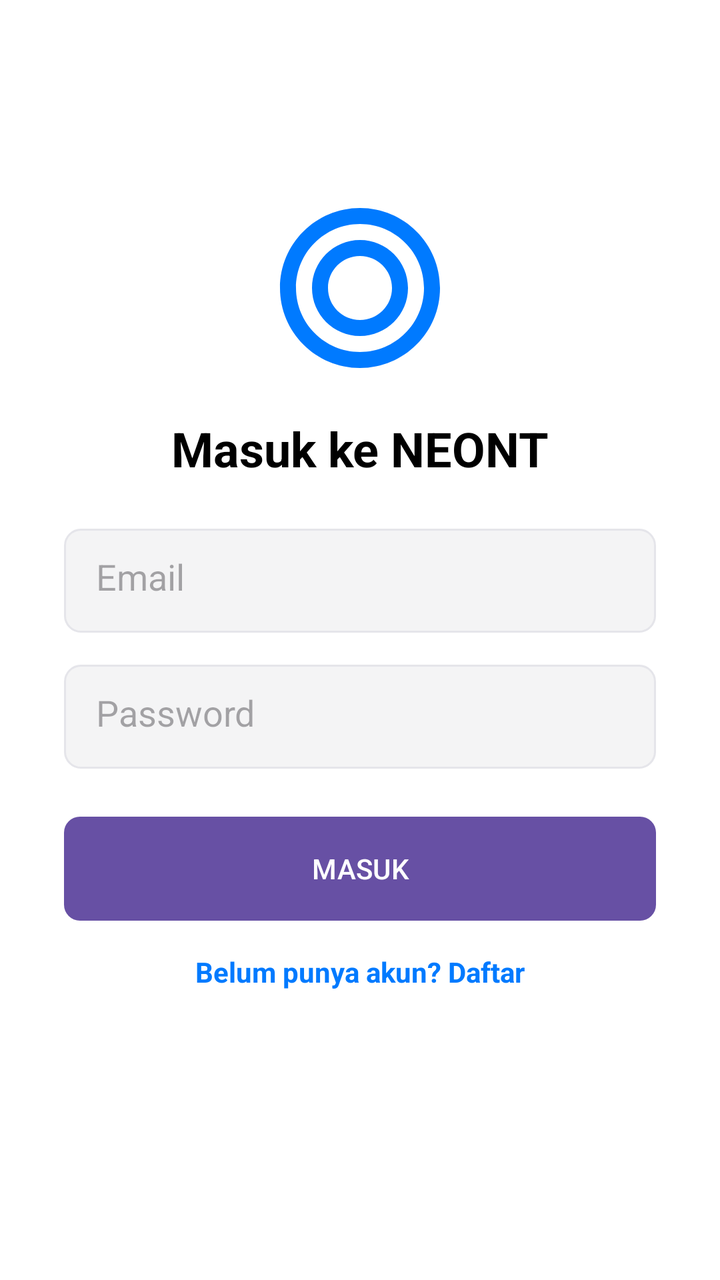
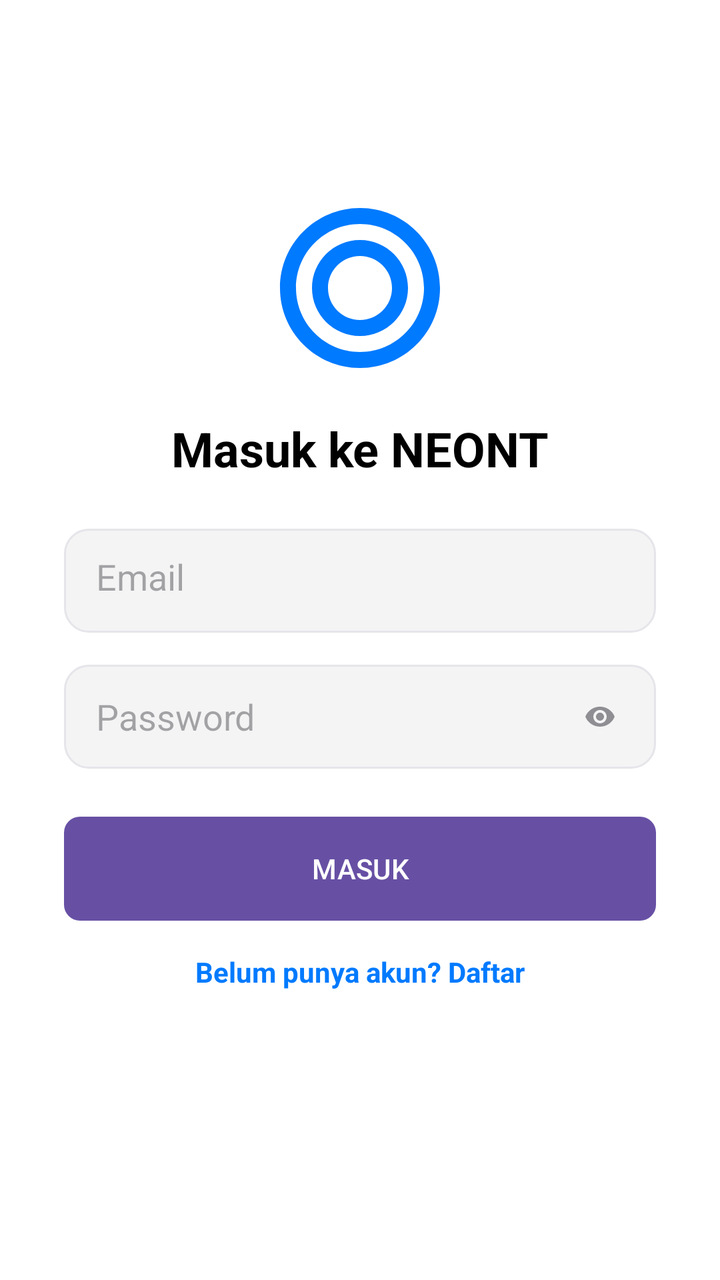

An Android layout rendered at two revisions. The XML below is the earlier revision; the diff shows what the commit changed to produce the second picture.
<!-- AndroidManifest.xml: application theme Theme.Material3.Light.NoActionBar -->
<!-- res/layout/activity_main.xml -->
<?xml version="1.0" encoding="utf-8"?>
<androidx.constraintlayout.widget.ConstraintLayout xmlns:android="http://schemas.android.com/apk/res/android"
    xmlns:app="http://schemas.android.com/apk/res-auto"
    android:layout_width="match_parent" android:layout_height="match_parent"
    android:background="@color/tg_bg" android:padding="32dp">

    <ImageView android:id="@+id/ivLogo" android:layout_width="96dp" android:layout_height="96dp"
        android:src="@drawable/ic_neont_logo" android:layout_marginTop="64dp"
        app:layout_constraintTop_toTopOf="parent" app:layout_constraintStart_toStartOf="parent" app:layout_constraintEnd_toEndOf="parent" />

    <TextView android:id="@+id/tvTitle" android:layout_width="wrap_content" android:layout_height="wrap_content"
        android:text="Masuk ke NEONT" android:textSize="24sp" android:textStyle="bold" android:textColor="@color/tg_text"
        android:layout_marginTop="16dp" app:layout_constraintTop_toBottomOf="@id/ivLogo"
        app:layout_constraintStart_toStartOf="parent" app:layout_constraintEnd_toEndOf="parent" />

    <EditText android:id="@+id/etEmail" android:layout_width="match_parent" android:layout_height="52dp"
        android:hint="Email" android:inputType="textEmailAddress" android:background="@drawable/bg_input_telegram"
        android:padding="16dp" android:layout_marginTop="24dp" app:layout_constraintTop_toBottomOf="@id/tvTitle" />

    <EditText android:id="@+id/etPassword" android:layout_width="match_parent" android:layout_height="52dp"
        android:hint="Password" android:inputType="textPassword" android:background="@drawable/bg_input_telegram"
        android:padding="16dp" android:layout_marginTop="16dp" app:layout_constraintTop_toBottomOf="@id/etEmail" />

    <Button android:id="@+id/btnLogin" android:layout_width="match_parent" android:layout_height="52dp"
        android:text="MASUK" android:background="@drawable/bg_button_telegram" android:textColor="#FFFFFF"
        android:layout_marginTop="24dp" app:layout_constraintTop_toBottomOf="@id/etPassword" />

    <TextView android:id="@+id/tvGoToRegister" android:layout_width="wrap_content" android:layout_height="wrap_content"
        android:text="Belum punya akun? Daftar" android:textColor="@color/tg_blue" android:textStyle="bold"
        android:layout_marginTop="16dp" app:layout_constraintTop_toBottomOf="@id/btnLogin"
        app:layout_constraintStart_toStartOf="parent" app:layout_constraintEnd_toEndOf="parent" />
</androidx.constraintlayout.widget.ConstraintLayout>
<!-- resources referenced by this layout -->
<resources>
  <color name="tg_bg">#FFFFFF</color>
  <color name="tg_blue">#007AFF</color>
  <color name="tg_text">#000000</color>
  <!-- drawable bg_button_telegram (drawable) -->
  <?xml version="1.0" encoding="utf-8"?>
  <shape xmlns:android="http://schemas.android.com/apk/res/android">
      <solid android:color="@color/tg_blue" />
      <corners android:radius="8dp" />
  </shape>
  <!-- drawable bg_input_telegram (drawable) -->
  <?xml version="1.0" encoding="utf-8"?>
  <shape xmlns:android="http://schemas.android.com/apk/res/android">
      <solid android:color="@color/tg_bg_gray" />
      <stroke android:width="1dp" android:color="#E5E5EA" />
      <corners android:radius="8dp" />
  </shape>
  <!-- drawable ic_neont_logo (drawable) -->
  <vector xmlns:android="http://schemas.android.com/apk/res/android" android:width="96dp" android:height="96dp" android:viewportWidth="24" android:viewportHeight="24">
      <path android:fillColor="#007AFF" android:pathData="M12,2C6.48,2 2,6.48 2,12s4.48,10 10,10 10,-4.48 10,-10S17.52,2 12,2zM12,20c-4.41,0 -8,-3.59 -8,-8s3.59,-8 8,-8 8,3.59 8,8 -3.59,8 -8,8zM12,6c-3.31,0 -6,2.69 -6,6s2.69,6 6,6 6,-2.69 6,-6 -2.69,-6 -6,-6zM12,16c-2.21,0 -4,-1.79 -4,-4s1.79,-4 4,-4 4,1.79 4,4 -1.79,4 -4,4z"/>
  </vector>
  <color name="tg_bg_gray">#F4F4F5</color>
</resources>

<!-- the commit's change to res/layout/activity_main.xml (unified diff, before → after) -->
@@ -15,15 +15,32 @@
 
     <EditText android:id="@+id/etEmail" android:layout_width="match_parent" android:layout_height="52dp"
         android:hint="Email" android:inputType="textEmailAddress" android:background="@drawable/bg_input_telegram"
-        android:padding="16dp" android:layout_marginTop="24dp" app:layout_constraintTop_toBottomOf="@id/tvTitle" />
+        android:padding="16dp" android:layout_marginTop="24dp" app:layout_constraintTop_toBottomOf="@id/tvTitle"
+        android:importantForAutofill="no" android:autofillHints="" />
 
-    <EditText android:id="@+id/etPassword" android:layout_width="match_parent" android:layout_height="52dp"
-        android:hint="Password" android:inputType="textPassword" android:background="@drawable/bg_input_telegram"
-        android:padding="16dp" android:layout_marginTop="16dp" app:layout_constraintTop_toBottomOf="@id/etEmail" />
+    <LinearLayout android:id="@+id/layoutPassword" android:layout_width="match_parent" android:layout_height="52dp"
+        android:orientation="horizontal" android:background="@drawable/bg_input_telegram"
+        android:paddingStart="16dp" android:paddingEnd="16dp" android:layout_marginTop="16dp"
+        app:layout_constraintTop_toBottomOf="@id/etEmail">
+
+        <EditText android:id="@+id/etPassword" android:layout_width="0dp" android:layout_height="match_parent"
+            android:layout_weight="1" android:hint="Password" android:inputType="textPassword"
+            android:background="@android:color/transparent" android:padding="0dp"
+            android:importantForAutofill="no" android:autofillHints="" />
+
+        <ImageView android:id="@+id/ivTogglePass" android:layout_width="24dp" android:layout_height="24dp"
+            android:src="@drawable/ic_eye_open" app:tint="@color/tg_text_gray"
+            android:layout_gravity="center_vertical" android:padding="4dp"/>
+    </LinearLayout>
+
+    <ProgressBar android:id="@+id/spinner" android:layout_width="52dp" android:layout_height="52dp"
+        android:visibility="gone" app:layout_constraintTop_toBottomOf="@id/layoutPassword"
+        app:layout_constraintStart_toStartOf="parent" app:layout_constraintEnd_toEndOf="parent"
+        android:layout_marginTop="24dp"/>
 
     <Button android:id="@+id/btnLogin" android:layout_width="match_parent" android:layout_height="52dp"
         android:text="MASUK" android:background="@drawable/bg_button_telegram" android:textColor="#FFFFFF"
-        android:layout_marginTop="24dp" app:layout_constraintTop_toBottomOf="@id/etPassword" />
+        android:layout_marginTop="24dp" app:layout_constraintTop_toBottomOf="@id/layoutPassword" />
 
     <TextView android:id="@+id/tvGoToRegister" android:layout_width="wrap_content" android:layout_height="wrap_content"
         android:text="Belum punya akun? Daftar" android:textColor="@color/tg_blue" android:textStyle="bold"
<!-- resource entries referenced after the edit -->
@@ -3,6 +3,7 @@
   <color name="tg_bg">#FFFFFF</color>
   <color name="tg_blue">#007AFF</color>
   <color name="tg_text">#000000</color>
+  <color name="tg_text_gray">#8E8E93</color>
   <!-- drawable bg_button_telegram (drawable) -->
   <?xml version="1.0" encoding="utf-8"?>
   <shape xmlns:android="http://schemas.android.com/apk/res/android">
@@ -13,9 +14,13 @@
   <?xml version="1.0" encoding="utf-8"?>
   <shape xmlns:android="http://schemas.android.com/apk/res/android">
       <solid android:color="@color/tg_bg_gray" />
+      <corners android:radius="12dp" />
       <stroke android:width="1dp" android:color="#E5E5EA" />
-      <corners android:radius="8dp" />
   </shape>
+  <!-- drawable ic_eye_open (drawable) -->
+  <vector xmlns:android="http://schemas.android.com/apk/res/android" android:width="24dp" android:height="24dp" android:viewportWidth="24" android:viewportHeight="24">
+      <path android:fillColor="#000000" android:pathData="M12,4.5C7,4.5 2.73,7.61 1,12c1.73,4.39 6,7.5 11,7.5s9.27,-3.11 11,-7.5c-1.73,-4.39 -6,-7.5 -11,-7.5zM12,17c-2.76,0 -5,-2.24 -5,-5s2.24,-5 5,-5 5,2.24 5,5 -2.24,5 -5,5zM12,9c-1.66,0 -3,1.34 -3,3s1.34,3 3,3 3,-1.34 3,-3 -1.34,-3 -3,-3z"/>
+  </vector>
   <!-- drawable ic_neont_logo (drawable) -->
   <vector xmlns:android="http://schemas.android.com/apk/res/android" android:width="96dp" android:height="96dp" android:viewportWidth="24" android:viewportHeight="24">
       <path android:fillColor="#007AFF" android:pathData="M12,2C6.48,2 2,6.48 2,12s4.48,10 10,10 10,-4.48 10,-10S17.52,2 12,2zM12,20c-4.41,0 -8,-3.59 -8,-8s3.59,-8 8,-8 8,3.59 8,8 -3.59,8 -8,8zM12,6c-3.31,0 -6,2.69 -6,6s2.69,6 6,6 6,-2.69 6,-6 -2.69,-6 -6,-6zM12,16c-2.21,0 -4,-1.79 -4,-4s1.79,-4 4,-4 4,1.79 4,4 -1.79,4 -4,4z"/>
